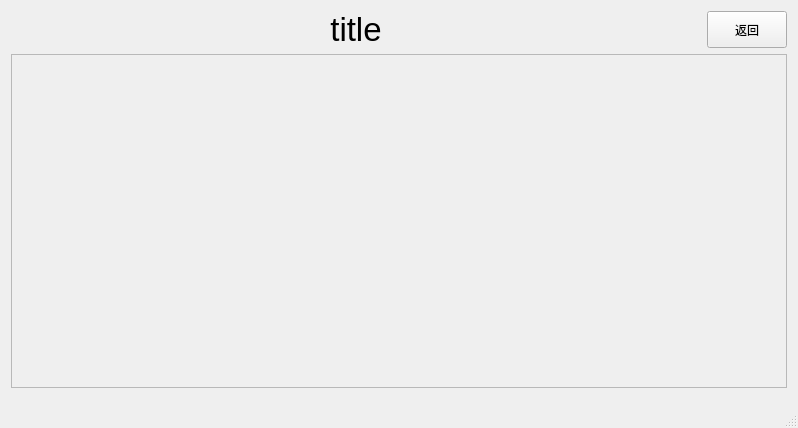
urielyan/sunDemon, file MianWin.ui: the form before one commit.
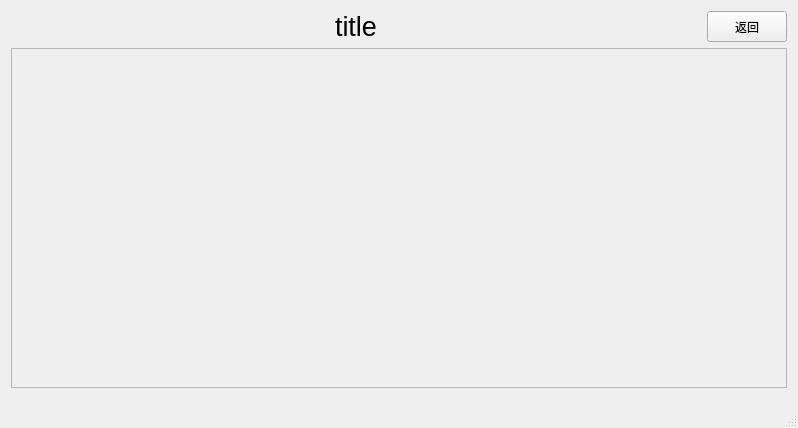
The form after the commit.

```diff
--- a/MianWin.ui
+++ b/MianWin.ui
@@ -21,7 +21,7 @@
        <widget class="QLabel" name="title">
         <property name="font">
          <font>
-          <pointsize>25</pointsize>
+          <pointsize>20</pointsize>
          </font>
         </property>
         <property name="text">
@@ -58,7 +58,7 @@
          <x>0</x>
          <y>0</y>
          <width>774</width>
-         <height>304</height>
+         <height>325</height>
         </rect>
        </property>
       </widget>
```
